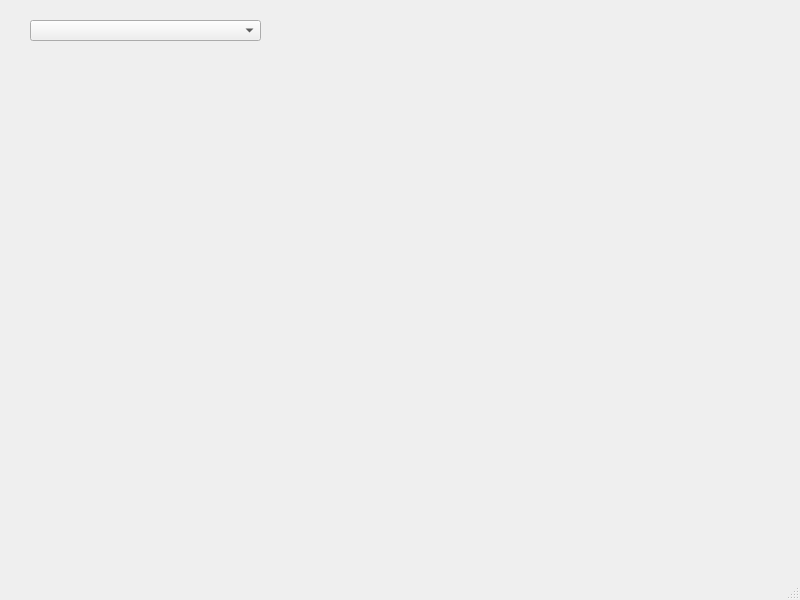
Before: the Qt Designer form TRADER.ui in jh2404/quant2trade, drawn with Qt 5.
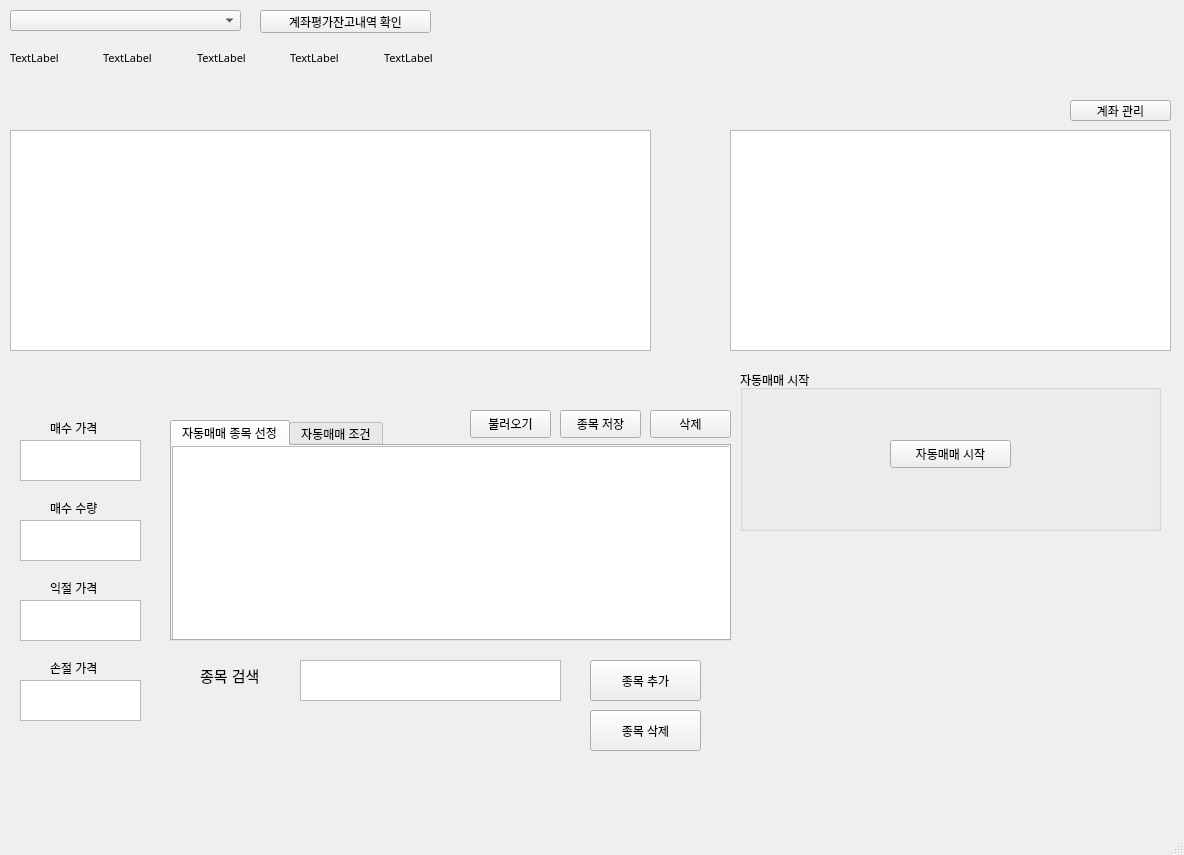
After: the same form once the commit is applied.

Commit message: 1. UI 항목 추가. 2. Traing.py에 종목 저장 및 삭제(파일) 기능 추가. 2. 쓰레드 3개 생성(잔고확인, 위험도 평가, 실시간 데이터 처리).

```diff
--- a/TRADER.ui
+++ b/TRADER.ui
@@ -6,8 +6,8 @@
    <rect>
     <x>0</x>
     <y>0</y>
-    <width>800</width>
-    <height>600</height>
+    <width>1184</width>
+    <height>855</height>
    </rect>
   </property>
   <property name="windowTitle">
@@ -17,12 +17,495 @@
    <widget class="QComboBox" name="accComboBox">
     <property name="geometry">
      <rect>
-      <x>30</x>
-      <y>20</y>
+      <x>10</x>
+      <y>10</y>
       <width>231</width>
       <height>21</height>
      </rect>
     </property>
+    <property name="sizePolicy">
+     <sizepolicy hsizetype="Expanding" vsizetype="Fixed">
+      <horstretch>0</horstretch>
+      <verstretch>0</verstretch>
+     </sizepolicy>
+    </property>
+    <property name="font">
+     <font>
+      <family>Sans Serif Collection</family>
+      <pointsize>9</pointsize>
+     </font>
+    </property>
+   </widget>
+   <widget class="QPushButton" name="call_account">
+    <property name="geometry">
+     <rect>
+      <x>260</x>
+      <y>10</y>
+      <width>171</width>
+      <height>23</height>
+     </rect>
+    </property>
+    <property name="font">
+     <font>
+      <family>Sans Serif Collection</family>
+      <pointsize>9</pointsize>
+     </font>
+    </property>
+    <property name="text">
+     <string>계좌평가잔고내역 확인</string>
+    </property>
+   </widget>
+   <widget class="QTableWidget" name="stocklistTableWidget_2">
+    <property name="geometry">
+     <rect>
+      <x>10</x>
+      <y>130</y>
+      <width>641</width>
+      <height>221</height>
+     </rect>
+    </property>
+    <property name="maximumSize">
+     <size>
+      <width>16777211</width>
+      <height>16777215</height>
+     </size>
+    </property>
+    <property name="font">
+     <font>
+      <family>Sans Serif Collection</family>
+      <pointsize>8</pointsize>
+     </font>
+    </property>
+   </widget>
+   <widget class="QWidget" name="gridLayoutWidget">
+    <property name="geometry">
+     <rect>
+      <x>10</x>
+      <y>40</y>
+      <width>461</width>
+      <height>77</height>
+     </rect>
+    </property>
+    <property name="font">
+     <font>
+      <family>Sans Serif Collection</family>
+      <pointsize>8</pointsize>
+     </font>
+    </property>
+    <layout class="QGridLayout" name="gridLayout">
+     <item row="0" column="2">
+      <widget class="QLabel" name="label_13">
+       <property name="font">
+        <font>
+         <family>Sans Serif Collection</family>
+         <pointsize>8</pointsize>
+        </font>
+       </property>
+       <property name="text">
+        <string>TextLabel</string>
+       </property>
+      </widget>
+     </item>
+     <item row="0" column="0">
+      <widget class="QLabel" name="label_11">
+       <property name="font">
+        <font>
+         <family>Sans Serif Collection</family>
+         <pointsize>8</pointsize>
+        </font>
+       </property>
+       <property name="text">
+        <string>TextLabel</string>
+       </property>
+      </widget>
+     </item>
+     <item row="0" column="3">
+      <widget class="QLabel" name="label_14">
+       <property name="font">
+        <font>
+         <family>Sans Serif Collection</family>
+         <pointsize>8</pointsize>
+        </font>
+       </property>
+       <property name="text">
+        <string>TextLabel</string>
+       </property>
+      </widget>
+     </item>
+     <item row="0" column="1">
+      <widget class="QLabel" name="label_12">
+       <property name="font">
+        <font>
+         <family>Sans Serif Collection</family>
+         <pointsize>8</pointsize>
+        </font>
+       </property>
+       <property name="text">
+        <string>TextLabel</string>
+       </property>
+      </widget>
+     </item>
+     <item row="0" column="4">
+      <widget class="QLabel" name="label_15">
+       <property name="font">
+        <font>
+         <family>Sans Serif Collection</family>
+         <pointsize>8</pointsize>
+        </font>
+       </property>
+       <property name="text">
+        <string>TextLabel</string>
+       </property>
+      </widget>
+     </item>
+     <item row="1" column="0">
+      <widget class="QLabel" name="label_1">
+       <property name="font">
+        <font>
+         <family>Sans Serif Collection</family>
+         <pointsize>8</pointsize>
+        </font>
+       </property>
+       <property name="text">
+        <string/>
+       </property>
+      </widget>
+     </item>
+     <item row="1" column="1">
+      <widget class="QLabel" name="label_2">
+       <property name="font">
+        <font>
+         <family>Sans Serif Collection</family>
+         <pointsize>8</pointsize>
+        </font>
+       </property>
+       <property name="text">
+        <string/>
+       </property>
+      </widget>
+     </item>
+     <item row="1" column="2">
+      <widget class="QLabel" name="label_3">
+       <property name="font">
+        <font>
+         <family>Sans Serif Collection</family>
+         <pointsize>8</pointsize>
+        </font>
+       </property>
+       <property name="text">
+        <string/>
+       </property>
+      </widget>
+     </item>
+     <item row="1" column="3">
+      <widget class="QLabel" name="label_4">
+       <property name="font">
+        <font>
+         <family>Sans Serif Collection</family>
+         <pointsize>8</pointsize>
+        </font>
+       </property>
+       <property name="text">
+        <string/>
+       </property>
+      </widget>
+     </item>
+     <item row="1" column="4">
+      <widget class="QLabel" name="label_5">
+       <property name="font">
+        <font>
+         <family>Sans Serif Collection</family>
+         <pointsize>8</pointsize>
+        </font>
+       </property>
+       <property name="text">
+        <string/>
+       </property>
+      </widget>
+     </item>
+    </layout>
+   </widget>
+   <widget class="QPushButton" name="acc_manage">
+    <property name="geometry">
+     <rect>
+      <x>1070</x>
+      <y>100</y>
+      <width>101</width>
+      <height>21</height>
+     </rect>
+    </property>
+    <property name="font">
+     <font>
+      <pointsize>9</pointsize>
+     </font>
+    </property>
+    <property name="text">
+     <string>계좌 관리</string>
+    </property>
+   </widget>
+   <widget class="QTableWidget" name="Danger_wd">
+    <property name="geometry">
+     <rect>
+      <x>730</x>
+      <y>130</y>
+      <width>441</width>
+      <height>221</height>
+     </rect>
+    </property>
+   </widget>
+   <widget class="QTabWidget" name="tabWidget">
+    <property name="geometry">
+     <rect>
+      <x>170</x>
+      <y>420</y>
+      <width>561</width>
+      <height>221</height>
+     </rect>
+    </property>
+    <property name="currentIndex">
+     <number>0</number>
+    </property>
+    <widget class="QWidget" name="tab">
+     <attribute name="title">
+      <string>자동매매 종목 선정</string>
+     </attribute>
+     <widget class="QTableWidget" name="buylast">
+      <property name="geometry">
+       <rect>
+        <x>0</x>
+        <y>0</y>
+        <width>561</width>
+        <height>201</height>
+       </rect>
+      </property>
+     </widget>
+    </widget>
+    <widget class="QWidget" name="tab_2">
+     <attribute name="title">
+      <string>자동매매 조건</string>
+     </attribute>
+     <widget class="QTableWidget" name="tableWidget_2">
+      <property name="geometry">
+       <rect>
+        <x>0</x>
+        <y>0</y>
+        <width>521</width>
+        <height>171</height>
+       </rect>
+      </property>
+     </widget>
+    </widget>
+   </widget>
+   <widget class="QTextEdit" name="searchItemTextEdit2">
+    <property name="geometry">
+     <rect>
+      <x>300</x>
+      <y>660</y>
+      <width>261</width>
+      <height>41</height>
+     </rect>
+    </property>
+   </widget>
+   <widget class="QLabel" name="label">
+    <property name="geometry">
+     <rect>
+      <x>200</x>
+      <y>660</y>
+      <width>81</width>
+      <height>31</height>
+     </rect>
+    </property>
+    <property name="font">
+     <font>
+      <pointsize>11</pointsize>
+     </font>
+    </property>
+    <property name="text">
+     <string>종목 검색</string>
+    </property>
+   </widget>
+   <widget class="QPushButton" name="additemlast">
+    <property name="geometry">
+     <rect>
+      <x>590</x>
+      <y>660</y>
+      <width>111</width>
+      <height>41</height>
+     </rect>
+    </property>
+    <property name="text">
+     <string>종목 추가</string>
+    </property>
+   </widget>
+   <widget class="QPushButton" name="Deletcode">
+    <property name="geometry">
+     <rect>
+      <x>590</x>
+      <y>710</y>
+      <width>111</width>
+      <height>41</height>
+     </rect>
+    </property>
+    <property name="text">
+     <string>종목 삭제</string>
+    </property>
+   </widget>
+   <widget class="QPushButton" name="Load_Stock">
+    <property name="geometry">
+     <rect>
+      <x>470</x>
+      <y>410</y>
+      <width>81</width>
+      <height>28</height>
+     </rect>
+    </property>
+    <property name="text">
+     <string>불러오기</string>
+    </property>
+   </widget>
+   <widget class="QPushButton" name="Del_Stock">
+    <property name="geometry">
+     <rect>
+      <x>650</x>
+      <y>410</y>
+      <width>81</width>
+      <height>28</height>
+     </rect>
+    </property>
+    <property name="text">
+     <string>삭제</string>
+    </property>
+   </widget>
+   <widget class="QPushButton" name="Save_Stock">
+    <property name="geometry">
+     <rect>
+      <x>560</x>
+      <y>410</y>
+      <width>81</width>
+      <height>28</height>
+     </rect>
+    </property>
+    <property name="text">
+     <string>종목 저장</string>
+    </property>
+   </widget>
+   <widget class="QTextEdit" name="buy_price">
+    <property name="geometry">
+     <rect>
+      <x>20</x>
+      <y>440</y>
+      <width>121</width>
+      <height>41</height>
+     </rect>
+    </property>
+   </widget>
+   <widget class="QLabel" name="label_6">
+    <property name="geometry">
+     <rect>
+      <x>50</x>
+      <y>420</y>
+      <width>68</width>
+      <height>15</height>
+     </rect>
+    </property>
+    <property name="text">
+     <string>매수 가격</string>
+    </property>
+   </widget>
+   <widget class="QTextEdit" name="profit_price">
+    <property name="geometry">
+     <rect>
+      <x>20</x>
+      <y>600</y>
+      <width>121</width>
+      <height>41</height>
+     </rect>
+    </property>
+   </widget>
+   <widget class="QLabel" name="label_7">
+    <property name="geometry">
+     <rect>
+      <x>50</x>
+      <y>580</y>
+      <width>68</width>
+      <height>15</height>
+     </rect>
+    </property>
+    <property name="text">
+     <string>익절 가격</string>
+    </property>
+   </widget>
+   <widget class="QTextEdit" name="loss_price">
+    <property name="geometry">
+     <rect>
+      <x>20</x>
+      <y>680</y>
+      <width>121</width>
+      <height>41</height>
+     </rect>
+    </property>
+   </widget>
+   <widget class="QLabel" name="label_8">
+    <property name="geometry">
+     <rect>
+      <x>50</x>
+      <y>660</y>
+      <width>68</width>
+      <height>15</height>
+     </rect>
+    </property>
+    <property name="text">
+     <string>손절 가격</string>
+    </property>
+   </widget>
+   <widget class="QTextEdit" name="n_o_stock">
+    <property name="geometry">
+     <rect>
+      <x>20</x>
+      <y>520</y>
+      <width>121</width>
+      <height>41</height>
+     </rect>
+    </property>
+   </widget>
+   <widget class="QLabel" name="label_9">
+    <property name="geometry">
+     <rect>
+      <x>50</x>
+      <y>500</y>
+      <width>68</width>
+      <height>15</height>
+     </rect>
+    </property>
+    <property name="text">
+     <string>매수 수량</string>
+    </property>
+   </widget>
+   <widget class="QGroupBox" name="groupBox">
+    <property name="geometry">
+     <rect>
+      <x>740</x>
+      <y>370</y>
+      <width>421</width>
+      <height>161</height>
+     </rect>
+    </property>
+    <property name="title">
+     <string>자동매매 시작</string>
+    </property>
+    <widget class="QPushButton" name="Auto_start">
+     <property name="geometry">
+      <rect>
+       <x>150</x>
+       <y>70</y>
+       <width>121</width>
+       <height>28</height>
+      </rect>
+     </property>
+     <property name="text">
+      <string>자동매매 시작</string>
+     </property>
+    </widget>
    </widget>
   </widget>
   <widget class="QMenuBar" name="menubar">
```
Left out of the diff: 4 changed lines with no effect on the pictures. The commit also changes 9 other files.
